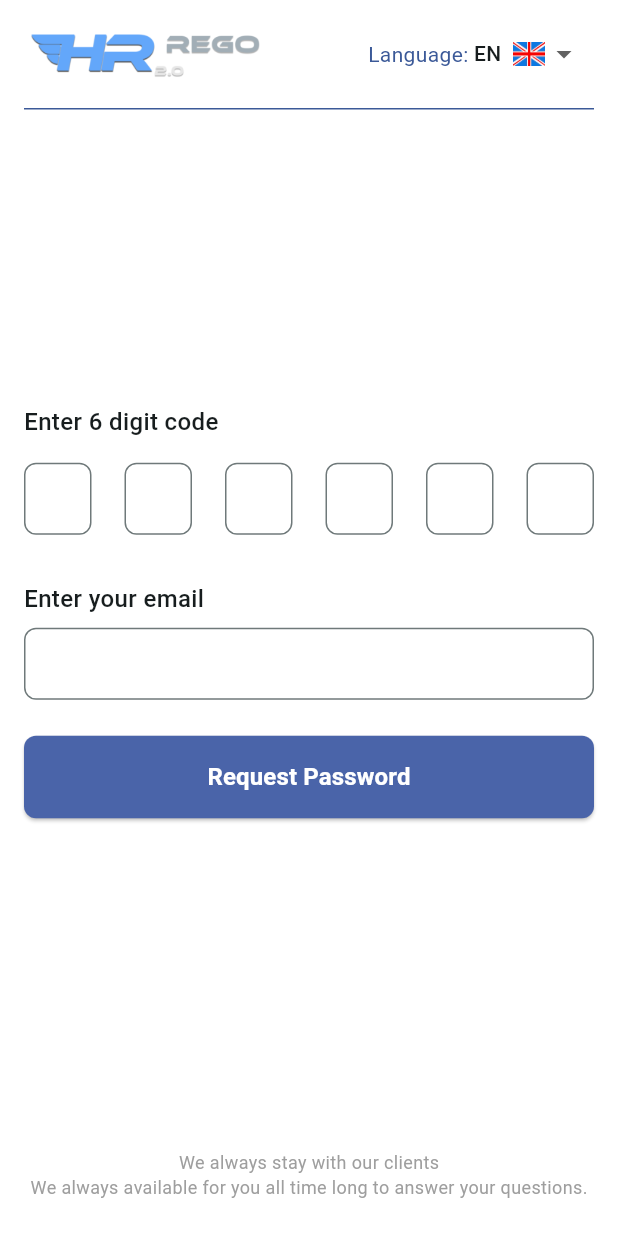
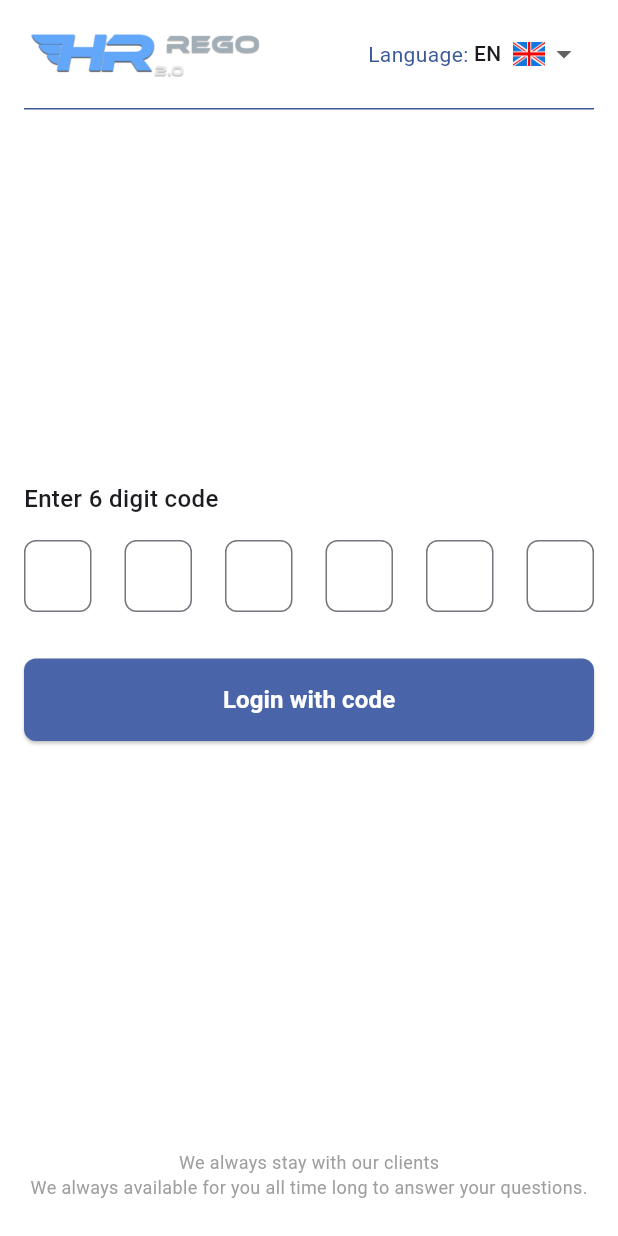
Before and after one commit to lovepreetparmar/rego, a Flutter app: the screen it shows after launch, after a tap on "Or, Login with code?", on a phone screen of 412 x 824 dp. Run offline on Flutter 3.47's test engine with Material 3 defaults, Android fonts, the phone set to English and light mode, and no system bars; our stand-ins replace webview_flutter.

Commit message:
added login with code

```diff
--- a/client/lib/main.dart
+++ b/client/lib/main.dart
@@ -1,5 +1,7 @@
 import 'package:flutter/material.dart';
+import 'package:provider/provider.dart';
 import 'screens/login.dart';
+import 'providers/language_provider.dart';
 
 void main() {
   runApp(const MyApp());
@@ -11,18 +13,15 @@
   // This widget is the root of your application.
   @override
   Widget build(BuildContext context) {
-    return SafeArea(
-      child: MaterialApp(
-        title: 'Rego',
-        theme: ThemeData(
-          colorScheme: ColorScheme.fromSeed(
-              seedColor: const Color.fromARGB(255, 255, 255, 255)),
-          useMaterial3: true,
-        ),
-        home: const SafeArea(
-          child: Scaffold(
-            body: LoginScreen(),
+    return ChangeNotifierProvider(
+      create: (_) => LanguageProvider(),
+      child: SafeArea(
+        child: MaterialApp(
+          title: 'Rego App',
+          theme: ThemeData(
+            primarySwatch: Colors.blue,
           ),
+          home: const LoginScreen(),
         ),
       ),
     );
--- /dev/null
+++ b/client/lib/providers/language_provider.dart
@@ -0,0 +1,15 @@
+import 'package:flutter/material.dart';
+import '../utils/app_enums.dart';
+
+class LanguageProvider extends ChangeNotifier {
+  Language _currentLanguage = Language.en;
+
+  Language get currentLanguage => _currentLanguage;
+
+  void setLanguage(Language language) {
+    if (_currentLanguage != language) {
+      _currentLanguage = language;
+      notifyListeners();
+    }
+  }
+}
--- a/client/lib/screens/login.dart
+++ b/client/lib/screens/login.dart
@@ -1,4 +1,5 @@
 import 'package:flutter/material.dart';
+import 'package:provider/provider.dart';
 import '../widgets/login_header.dart';
 import '../widgets/logo_language_selector.dart';
 import '../widgets/login_form_field.dart';
@@ -11,6 +12,7 @@
 import '../screens/web_view_screen.dart';
 import '../screens/request_password.dart';
 import 'package:http/http.dart' as http;
+import '../providers/language_provider.dart';
 
 class LoginScreen extends StatefulWidget {
   const LoginScreen({Key? key}) : super(key: key);
@@ -25,7 +27,6 @@
   final _passwordController = TextEditingController();
   bool _rememberMe = false;
   String? _errorMessage;
-  Language _selectedLanguage = Language.en;
   bool _isPressed = false;
 
   @override
@@ -52,7 +53,7 @@
             context,
             MaterialPageRoute(
               builder: (context) => WebViewScreen(
-                language: _selectedLanguage,
+                language: context.read<LanguageProvider>().currentLanguage,
                 initialUrl: 'https://regodemo.com/mob/index.php?mn=2',
                 cookie: setCookie ?? '',
               ),
@@ -72,13 +73,14 @@
   }
 
   void _handleLanguageChange(Language language) {
-    setState(() {
-      _selectedLanguage = language;
-    });
+    context.read<LanguageProvider>().setLanguage(language);
   }
 
   @override
   Widget build(BuildContext context) {
+    final languageProvider = context.watch<LanguageProvider>();
+    final selectedLanguage = languageProvider.currentLanguage;
+
     return Scaffold(
       body: SingleChildScrollView(
         child: Padding(
@@ -88,39 +90,39 @@
             child: Column(
               crossAxisAlignment: CrossAxisAlignment.stretch,
               children: [
-                LoginHeader(language: _selectedLanguage),
+                LoginHeader(language: selectedLanguage),
                 const SizedBox(height: 24),
                 LogoLanguageSelector(
-                  selectedLanguage: _selectedLanguage,
+                  selectedLanguage: selectedLanguage,
                   onLanguageChanged: _handleLanguageChange,
                 ),
                 const SizedBox(height: 24),
                 LoginFormField(
                   controller: _usernameController,
                   autoFocus: true,
-                  label: AppStrings.getString('username', _selectedLanguage),
+                  label: AppStrings.getString('username', selectedLanguage),
                   errorText: AppStrings.getString(
-                      'pleaseEnterUsername', _selectedLanguage),
+                      'pleaseEnterUsername', selectedLanguage),
                 ),
                 const SizedBox(height: 16),
                 LoginFormField(
                   controller: _passwordController,
-                  label: AppStrings.getString('password', _selectedLanguage),
+                  label: AppStrings.getString('password', selectedLanguage),
                   errorText: AppStrings.getString(
-                      'pleaseEnterPassword', _selectedLanguage),
+                      'pleaseEnterPassword', selectedLanguage),
                   isPassword: true,
                 ),
                 const SizedBox(height: 16),
                 RememberMeSwitch(
                   value: _rememberMe,
-                  language: _selectedLanguage,
+                  language: selectedLanguage,
                   onChanged: (value) => setState(() => _rememberMe = value),
                 ),
                 const SizedBox(height: 16),
                 LoginButtons(
                   onLogin: _handleLogin,
                   onForgotPassword: () {},
-                  language: _selectedLanguage,
+                  language: selectedLanguage,
                 ),
                 const SizedBox(height: 16),
                 Center(
@@ -141,7 +143,8 @@
                     child: Column(
                       children: [
                         Text(
-                          'Or, Login with code?',
+                          AppStrings.getString(
+                              'loginWithCodeQuestion', selectedLanguage),
                           style: TextStyle(
                             color: const Color(0xFF3B5998),
                             fontSize: 16,
@@ -156,9 +159,9 @@
                 ),
                 if (_errorMessage != null) ...[
                   const SizedBox(height: 16),
-                  ErrorMessage(language: _selectedLanguage),
+                  ErrorMessage(language: selectedLanguage),
                 ],
-                FooterText(language: _selectedLanguage),
+                FooterText(language: selectedLanguage),
               ],
             ),
           ),
--- a/client/lib/screens/request_password.dart
+++ b/client/lib/screens/request_password.dart
@@ -1,9 +1,15 @@
 import 'package:flutter/material.dart';
 import 'package:flutter/services.dart';
+import 'package:provider/provider.dart';
+import 'package:http/http.dart' as http;
+import '../providers/language_provider.dart';
 import '../widgets/logo_language_selector.dart';
 import '../widgets/footer_text.dart';
 import '../utils/app_enums.dart';
 import '../widgets/app_wrapper.dart';
+import '../utils/app_strings.dart';
+import '../screens/login.dart';
+import 'dart:convert';
 
 class RequestPassword extends StatefulWidget {
   const RequestPassword({super.key});
@@ -22,7 +28,6 @@
     (index) => FocusNode(),
   );
   final emailController = TextEditingController();
-  Language _selectedLanguage = Language.en;
 
   @override
   void dispose() {
@@ -37,13 +42,14 @@
   }
 
   void _handleLanguageChange(Language language) {
-    setState(() {
-      _selectedLanguage = language;
-    });
+    context.read<LanguageProvider>().setLanguage(language);
   }
 
   @override
   Widget build(BuildContext context) {
+    final languageProvider = context.watch<LanguageProvider>();
+    final selectedLanguage = languageProvider.currentLanguage;
+
     return Scaffold(
       body: SafeArea(
         child: AppWrapper(
@@ -51,7 +57,7 @@
             children: [
               const SizedBox(height: 16),
               LogoLanguageSelector(
-                selectedLanguage: _selectedLanguage,
+                selectedLanguage: selectedLanguage,
                 onLanguageChanged: _handleLanguageChange,
                 showLock: false,
               ),
@@ -62,9 +68,10 @@
                       mainAxisSize: MainAxisSize.min,
                       crossAxisAlignment: CrossAxisAlignment.stretch,
                       children: [
-                        const Text(
-                          'Enter 6 digit code',
-                          style: TextStyle(
+                        Text(
+                          AppStrings.getString(
+                              'enterSixDigitCode', selectedLanguage),
+                          style: const TextStyle(
                             fontSize: 16,
                             fontWeight: FontWeight.w500,
                           ),
@@ -102,31 +109,99 @@
                           ),
                         ),
                         const SizedBox(height: 24),
-                        const Text(
-                          'Enter your email',
-                          style: TextStyle(
-                            fontSize: 16,
-                            fontWeight: FontWeight.w500,
-                          ),
-                        ),
-                        const SizedBox(height: 8),
-                        TextFormField(
-                          controller: emailController,
-                          decoration: InputDecoration(
-                            border: OutlineInputBorder(
-                              borderRadius: BorderRadius.circular(8),
-                            ),
-                            contentPadding: const EdgeInsets.symmetric(
-                              horizontal: 16,
-                              vertical: 12,
-                            ),
-                          ),
-                          keyboardType: TextInputType.emailAddress,
-                        ),
-                        const SizedBox(height: 24),
                         ElevatedButton(
-                          onPressed: () {
-                            // Handle request password
+                          onPressed: () async {
+                            // Combine all code digits
+                            final code =
+                                codeControllers.map((c) => c.text).join();
+
+                            if (code.length != 6) {
+                              ScaffoldMessenger.of(context).showSnackBar(
+                                SnackBar(
+                                  content: Text(
+                                    AppStrings.getString('pleaseEnterValidCode',
+                                        selectedLanguage),
+                                    style: const TextStyle(color: Colors.white),
+                                  ),
+                                  backgroundColor: Colors.red,
+                                ),
+                              );
+                              return;
+                            }
+
+                            try {
+                              // Create multipart request
+                              var request = http.MultipartRequest(
+                                'POST',
+                                Uri.parse('https://regodemo.com/api/code.php'),
+                              );
+
+                              // Add form data
+                              request.fields['code'] = code;
+
+                              // Send the request
+                              var response = await request.send();
+                              var responseData =
+                                  await response.stream.bytesToString();
+
+                              // Parse the response data to get the message
+                              Map<String, dynamic> jsonResponse = {};
+                              try {
+                                jsonResponse = Map<String, dynamic>.from(
+                                    json.decode(responseData));
+                              } catch (e) {
+                                print('Error parsing response: $e');
+                              }
+
+                              if (jsonResponse["status"] == true) {
+                                // Show success message if available
+                                if (jsonResponse['msg'] != null) {
+                                  if (!context.mounted) return;
+                                  ScaffoldMessenger.of(context).showSnackBar(
+                                    SnackBar(
+                                      content: Text(
+                                        jsonResponse['msg'].toString(),
+                                        style: const TextStyle(
+                                            color: Colors.white),
+                                      ),
+                                      backgroundColor: Colors.green,
+                                    ),
+                                  );
+                                }
+
+                                // Navigate to Login screen on success
+                                if (!context.mounted) return;
+                                Navigator.pushReplacement(
+                                  context,
+                                  MaterialPageRoute(
+                                    builder: (context) => const LoginScreen(),
+                                  ),
+                                );
+                              } else {
+                                if (!context.mounted) return;
+                                ScaffoldMessenger.of(context).showSnackBar(
+                                  SnackBar(
+                                    content: Text(
+                                      'Error: ${jsonResponse["msg"]}',
+                                      style:
+                                          const TextStyle(color: Colors.white),
+                                    ),
+                                    backgroundColor: Colors.red,
+                                  ),
+                                );
+                              }
+                            } catch (e) {
+                              if (!context.mounted) return;
+                              ScaffoldMessenger.of(context).showSnackBar(
+                                SnackBar(
+                                  content: Text(
+                                    'Network error: $e',
+                                    style: const TextStyle(color: Colors.white),
+                                  ),
+                                  backgroundColor: Colors.red,
+                                ),
+                              );
+                            }
                           },
                           style: ElevatedButton.styleFrom(
                             backgroundColor: const Color(0xFF4A64A9),
@@ -135,9 +210,10 @@
                               borderRadius: BorderRadius.circular(8),
                             ),
                           ),
-                          child: const Text(
-                            'Request Password',
-                            style: TextStyle(
+                          child: Text(
+                            AppStrings.getString(
+                                'loginWithCode', selectedLanguage),
+                            style: const TextStyle(
                               fontSize: 16,
                               color: Colors.white,
                               fontWeight: FontWeight.w600,
@@ -149,7 +225,7 @@
                   ),
                 ),
               ),
-              FooterText(language: _selectedLanguage),
+              FooterText(language: selectedLanguage),
             ],
           ),
         ),
--- a/client/lib/utils/app_strings.dart
+++ b/client/lib/utils/app_strings.dart
@@ -54,6 +54,18 @@
           'We always available for you all time long to answer your questions.',
       Language.th: 'เราพร้อมให้บริการคุณตลอดเวลาเพื่อตอบคำถามของคุณ',
     },
+    'enterSixDigitCode': {
+      Language.en: 'Enter 6 digit code',
+      Language.th: 'ป้อนรหัส 6 หลัก',
+    },
+    'loginWithCode': {
+      Language.en: 'Login with code',
+      Language.th: 'เข้าสู่ระบบด้วยรหัส',
+    },
+    'loginWithCodeQuestion': {
+      Language.en: 'Or, Login with code?',
+      Language.th: 'หรือ เข้าสู่ระบบด้วยรหัส?',
+    },
   };
 
   static String getString(String key, Language language) {
--- a/client/lib/widgets/app_wrapper.dart
+++ b/client/lib/widgets/app_wrapper.dart
@@ -1,5 +1,4 @@
 import 'package:flutter/material.dart';
-import '../utils/app_constants.dart';
 
 class AppWrapper extends StatelessWidget {
   final Widget child;
--- a/client/pubspec.yaml
+++ b/client/pubspec.yaml
@@ -30,12 +30,13 @@
 dependencies:
   flutter:
     sdk: flutter
+  provider: ^6.1.1
+  http: ^1.1.0
 
   # The following adds the Cupertino Icons font to your application.
   # Use with the CupertinoIcons class for iOS style icons.
   cupertino_icons: ^1.0.8
   webview_flutter: ^4.10.0
-  http: ^1.2.0
 
 dev_dependencies:
   flutter_test:
```
Also changed, not shown: client/pubspec.lock.
